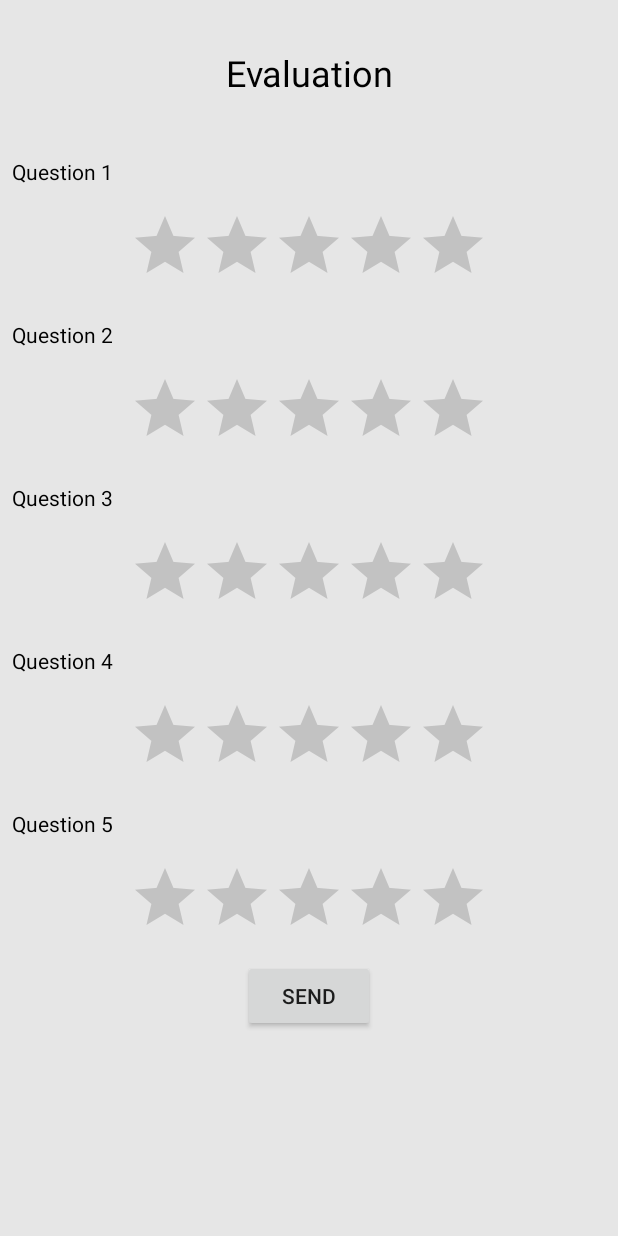
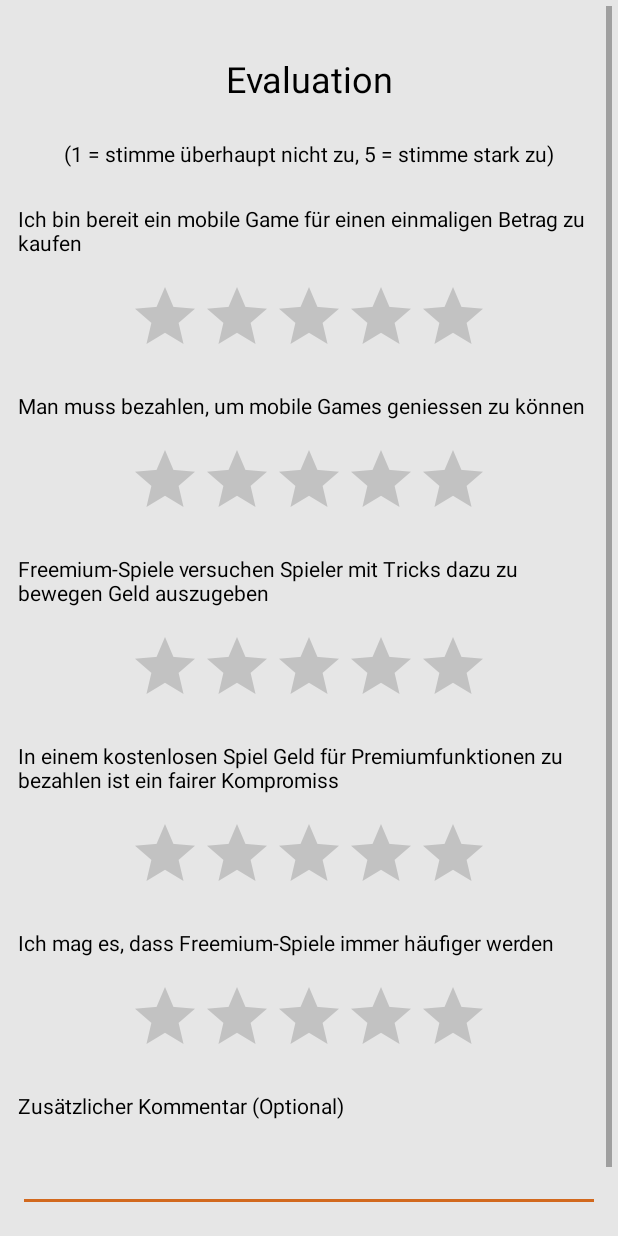
Before and after one commit to ruossphi/ReadySteadyGo, an Android app: the GameEvaluationActivity screen opened directly, with no data from a screen before it, on a phone screen of 412 x 824 dp. Run offline under Robolectric (Android 15) with nearby library versions, the light colour scheme and no system bars.

Commit message:
Update auf die deutsche Sprache

```diff
--- a/app/src/main/java/com/readysteadygo/activity/GameEvaluationActivity.java
+++ b/app/src/main/java/com/readysteadygo/activity/GameEvaluationActivity.java
@@ -7,6 +7,7 @@ import android.content.SharedPreferences;
 import android.os.Bundle;
 import android.view.View;
 import android.widget.Button;
+import android.widget.EditText;
 import android.widget.RatingBar;
 import android.widget.Toast;
 
@@ -24,6 +25,7 @@ public class GameEvaluationActivity extends Activity implements View.OnClickList
     private RatingBar ratingBarThree;
     private RatingBar ratingBarFour;
     private RatingBar ratingBarFive;
+    private EditText comment;
     private SharedPreferences prefs;
     private Survey survey;
 
@@ -41,6 +43,7 @@ public class GameEvaluationActivity extends Activity implements View.OnClickList
         ratingBarThree = findViewById(R.id.ratingBar3);
         ratingBarFour = findViewById(R.id.ratingBar4);
         ratingBarFive = findViewById(R.id.ratingBar5);
+        comment = findViewById(R.id.commentEditText);
     }
 
     public boolean checkAreAllRatingBarsSet(){
@@ -54,6 +57,7 @@ public class GameEvaluationActivity extends Activity implements View.OnClickList
             survey.setAnswer3((int) (ratingBarThree.getRating() * 20.0));
             survey.setAnswer4((int) (ratingBarFour.getRating() * 20.0));
             survey.setAnswer5((int) (ratingBarFive.getRating() * 20.0));
+            survey.setComment(comment.getText().toString());
 
             return true;
         }else return false;
--- a/app/src/main/java/com/readysteadygo/handler/UploadSurveyData.java
+++ b/app/src/main/java/com/readysteadygo/handler/UploadSurveyData.java
@@ -76,6 +76,7 @@ public class UploadSurveyData implements AsynchResponse{
             params.add(new BasicNameValuePair("answerThree", String.valueOf(survey.getAnswer3())));
             params.add(new BasicNameValuePair("answerFour", String.valueOf(survey.getAnswer4())));
             params.add(new BasicNameValuePair("answerFive", String.valueOf(survey.getAnswer5())));
+            params.add(new BasicNameValuePair("comment", survey.getComment()));
 
             httpPost.setEntity(new UrlEncodedFormEntity(params));
 
--- a/app/src/main/res/layout/evaluation_activity.xml
+++ b/app/src/main/res/layout/evaluation_activity.xml
@@ -8,8 +8,9 @@
     <ScrollView
         android:layout_width="match_parent"
         android:layout_height="match_parent"
-        tools:layout_editor_absoluteX="203dp"
-        tools:layout_editor_absoluteY="381dp">
+        android:layout_margin="4dp"
+        tools:layout_editor_absoluteX="0dp"
+        tools:layout_editor_absoluteY="0dp">
 
         <LinearLayout
             android:layout_width="match_parent"
@@ -21,11 +22,20 @@
                 android:layout_width="match_parent"
                 android:layout_height="wrap_content"
                 android:layout_marginTop="32dp"
-                android:layout_marginBottom="32dp"
+                android:layout_marginBottom="24dp"
                 android:text="@string/evaluation_title_text"
                 android:textAlignment="center"
                 android:textColor="#000000"
                 android:textSize="24sp" />
+
+            <TextView
+                android:id="@+id/textView9"
+                android:layout_width="match_parent"
+                android:layout_height="wrap_content"
+                android:layout_marginBottom="16dp"
+                android:gravity="center"
+                android:text="@string/evaluation_sub_title_text"
+                android:textColor="#000000" />
 
             <TextView
                 android:id="@+id/EvQuestionOne"
@@ -40,8 +50,7 @@
                 android:layout_width="wrap_content"
                 android:layout_height="wrap_content"
                 android:layout_gravity="center"
-                android:layout_margin="8dp"
-                android:rating="0.0" />
+                android:layout_margin="8dp" />
 
             <TextView
                 android:id="@+id/EvQuestionTwo"
@@ -56,8 +65,7 @@
                 android:layout_width="wrap_content"
                 android:layout_height="wrap_content"
                 android:layout_gravity="center"
-                android:layout_margin="8dp"
-                android:rating="0.0" />
+                android:layout_margin="8dp" />
 
             <TextView
                 android:id="@+id/EvQuestionThree"
@@ -72,8 +80,7 @@
                 android:layout_width="wrap_content"
                 android:layout_height="wrap_content"
                 android:layout_gravity="center"
-                android:layout_margin="8dp"
-                android:rating="0.0" />
+                android:layout_margin="8dp" />
 
             <TextView
                 android:id="@+id/EvQuestionFour"
@@ -88,8 +95,7 @@
                 android:layout_width="wrap_content"
                 android:layout_height="wrap_content"
                 android:layout_gravity="center"
-                android:layout_margin="8dp"
-                android:rating="0.0" />
+                android:layout_margin="8dp" />
 
             <TextView
                 android:id="@+id/EvQuestionFive"
@@ -104,8 +110,25 @@
                 android:layout_width="wrap_content"
                 android:layout_height="wrap_content"
                 android:layout_gravity="center"
+                android:layout_margin="8dp" />
+
+            <TextView
+                android:id="@+id/commentsTxt"
+                android:layout_width="match_parent"
+                android:layout_height="wrap_content"
                 android:layout_margin="8dp"
-                android:rating="0.0" />
+                android:text="@string/evaluation_comment"
+                android:textColor="#000000" />
+
+            <EditText
+                android:id="@+id/commentEditText"
+                android:layout_width="match_parent"
+                android:layout_height="wrap_content"
+                android:layout_margin="8dp"
+                android:ems="10"
+                android:inputType="textPersonName"
+                android:lines="5"
+                android:maxLines="8" />
 
             <Button
                 android:id="@+id/evaluationSendBtn"
--- a/app/src/main/res/layout/store_activity.xml
+++ b/app/src/main/res/layout/store_activity.xml
@@ -260,7 +260,7 @@
                         android:layout_width="wrap_content"
                         android:layout_height="24dp"
                         android:gravity="center"
-                        android:text="Watch Ad"
+                        android:text="@string/store_watch_ad_text"
                         android:textColor="#000000" />
 
                 </LinearLayout>
--- a/app/src/main/res/values/strings.xml
+++ b/app/src/main/res/values/strings.xml
@@ -2,22 +2,24 @@
     <string name="app_name">ReadySteadyGo</string>
 
     <!--Disclosure Screen -->
-    <string name="disclosure_title">Title</string>
-    <string name="disclosure_sub_title">This is the subtitle for the disclosure screen</string>
-    <string name="disclosure_text">Lorem ipsum dolor sit amet, consetetur sadipscing elitr, sed diam nonumy eirmod tempor invidunt ut labore et dolore magna aliquyam erat, sed diam voluptua. At vero eos et accusam et justo duo dolores et ea rebum. Stet clita kasd gubergren, no sea takimata sanctus est Lorem ipsum dolor sit amet. Lorem ipsum dolor sit amet, consetetur sadipscing elitr, sed diam nonumy eirmod tempor invidunt ut labore et dolore magna aliquyam erat, sed diam voluptua. At vero eos et accusam et justo duo dolores et ea rebum. Stet clita kasd gubergren, no sea takimata sanctus est Lorem ipsum dolor sit amet.</string>
-    <string name="disclosure_button">Agree</string>
+    <string name="disclosure_title">Nutzungsvereinbarung</string>
+    <string name="disclosure_sub_title">Prototyp: Ready Steady Go</string>
+    <string name="disclosure_text">Diese Applikation wurde im Rahmen meiner Bachelorarbeit erarbeitet um die Kundenakzeptanz für die verschiedenen Monetarisierungsarten zu messen.
+Es handelt sich bei dieser App um ein Hyper Casual Game bei dem sich Spieler in ihrer Schnelligkeit messen können. Nach dem Spielen gibt es für die Nutzer eine Umfrage,
+in welcher die Erlebnisse mit mobile Games geteilt werden können. Ich bedanke mich für das entgegengebrachte Interesse und wünsche viel Spass mit Ready, Steady, Go!</string>
+    <string name="disclosure_button">Weiter</string>
 
 
     <!--Monetization Screen -->
-    <string name="monetization_title">Choose your monetization</string>
-    <string name="monetization_btn_one">Play as Premium App</string>
-    <string name="monetization_btn_two">Play with Ads</string>
-    <string name="monetization_btn_three">Play with Store</string>
+    <string name="monetization_title">Wähle eine Monetarisierungsart</string>
+    <string name="monetization_btn_one">Spiele als gekaufte App</string>
+    <string name="monetization_btn_two">Spiele mit Werbung</string>
+    <string name="monetization_btn_three">Spiele mit In-App-Shop</string>
 
     <!--Menu Game Screen -->
-    <string name="play_game_btn_text">Play vs AI</string>
+    <string name="play_game_btn_text">Spiele vs AI</string>
     <string name="play_vs_game_btn_text">Player vs Player</string>
-    <string name="evaluation_game_btn_text">Take survey</string>
+    <string name="evaluation_game_btn_text">An Umfrage teilnehmen</string>
 
     <!--Play Game Screen -->
     <string name="play_game_ready_text">Ready...</string>
@@ -31,23 +33,26 @@
 
     <!--Evaluation Screen -->
     <string name="evaluation_title_text">Evaluation</string>
-    <string name="evaluation_button_send_text">send</string>
-    <string name="evaluation_question_one">Question 1</string>
-    <string name="evaluation_question_two">Question 2</string>
-    <string name="evaluation_question_three">Question 3</string>
-    <string name="evaluation_question_four">Question 4</string>
-    <string name="evaluation_question_five">Question 5</string>
+    <string name="evaluation_sub_title_text">(1 = stimme überhaupt nicht zu, 5 = stimme stark zu)</string>
+    <string name="evaluation_button_send_text">senden</string>
+    <string name="evaluation_question_one">Ich bin bereit ein mobile Game für einen einmaligen Betrag zu kaufen</string>
+    <string name="evaluation_question_two">Man muss bezahlen, um mobile Games geniessen zu können</string>
+    <string name="evaluation_question_three">Freemium-Spiele versuchen Spieler mit Tricks dazu zu bewegen Geld auszugeben</string>
+    <string name="evaluation_question_four">In einem kostenlosen Spiel Geld für Premiumfunktionen zu bezahlen ist ein fairer Kompromiss</string>
+    <string name="evaluation_question_five">Ich mag es, dass Freemium-Spiele immer häufiger werden</string>
+    <string name="evaluation_comment">Zusätzlicher Kommentar (Optional)</string>
     <string name="evaluation_missing_field">Please fill out the complete survey</string>
     <string name="evaluation_feedback_success">Survey uploaded</string>
     <string name="evaluation_feedback_error">Survey could not be uploaded</string>
 
     <!--Monetization Screen -->
-    <string name="ad_title_text">Example Ad</string>
-    <string name="ad_sub_text">You can skip this screen after 8 seconds</string>
-    <string name="ad_skip_btn_text">skip</string>
+    <string name="ad_title_text">Beispiel Werbung</string>
+    <string name="ad_sub_text">Du kannst nach 8 Sekunden die Werbung überspringen</string>
+    <string name="ad_skip_btn_text">überspringen</string>
 
-    <string name="store_title_text">In-App Store</string>
-    <string name="store_back_btn_text">Back</string>
+    <string name="store_title_text">In-App-Store</string>
+    <string name="store_watch_ad_text">Werbung</string>
+    <string name="store_back_btn_text">zurück</string>
 
 
 </resources>
```
Also changed, not shown: app/src/main/java/com/readysteadygo/entity/Survey.java (+9 -0 lines).
